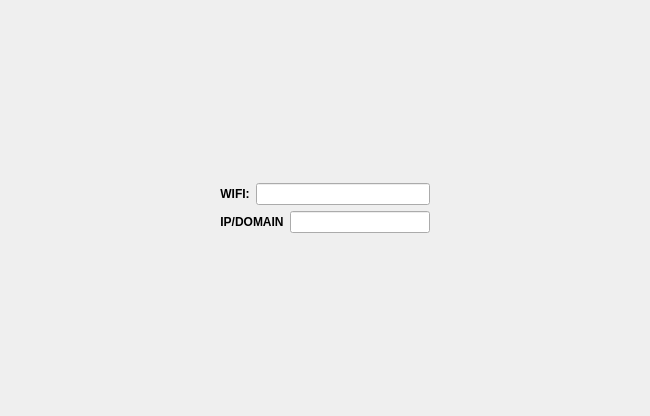
Old version of the form Rc_removectrl_v1/connectwidget.ui in the repository Key2209/Rc_Qt_removectrl.
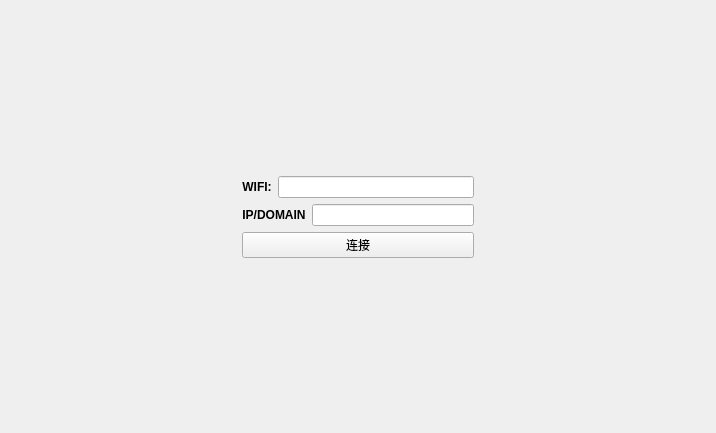
New version of the form.

Commit message: 连接ip可通信，初步实现功能

```diff
--- a/Rc_removectrl_v1/connectwidget.ui
+++ b/Rc_removectrl_v1/connectwidget.ui
@@ -6,8 +6,8 @@
    <rect>
     <x>0</x>
     <y>0</y>
-    <width>650</width>
-    <height>416</height>
+    <width>716</width>
+    <height>433</height>
    </rect>
   </property>
   <property name="windowTitle">
@@ -41,6 +41,8 @@
     </spacer>
    </item>
    <item row="1" column="1">
+    <layout class="QVBoxLayout" name="verticalLayout_2">
+     <item>
     <layout class="QVBoxLayout" name="verticalLayout">
      <item>
       <layout class="QHBoxLayout" name="horizontalLayout_2">
@@ -69,6 +71,15 @@
         <widget class="QLineEdit" name="domain_ip"/>
        </item>
       </layout>
+       </item>
+      </layout>
+     </item>
+     <item>
+      <widget class="QPushButton" name="pushButton_connect">
+       <property name="text">
+        <string>连接</string>
+       </property>
+      </widget>
      </item>
     </layout>
    </item>
```
Lines whose indentation alone changed are shown as unchanged. The commit also changes 1401 other files.
